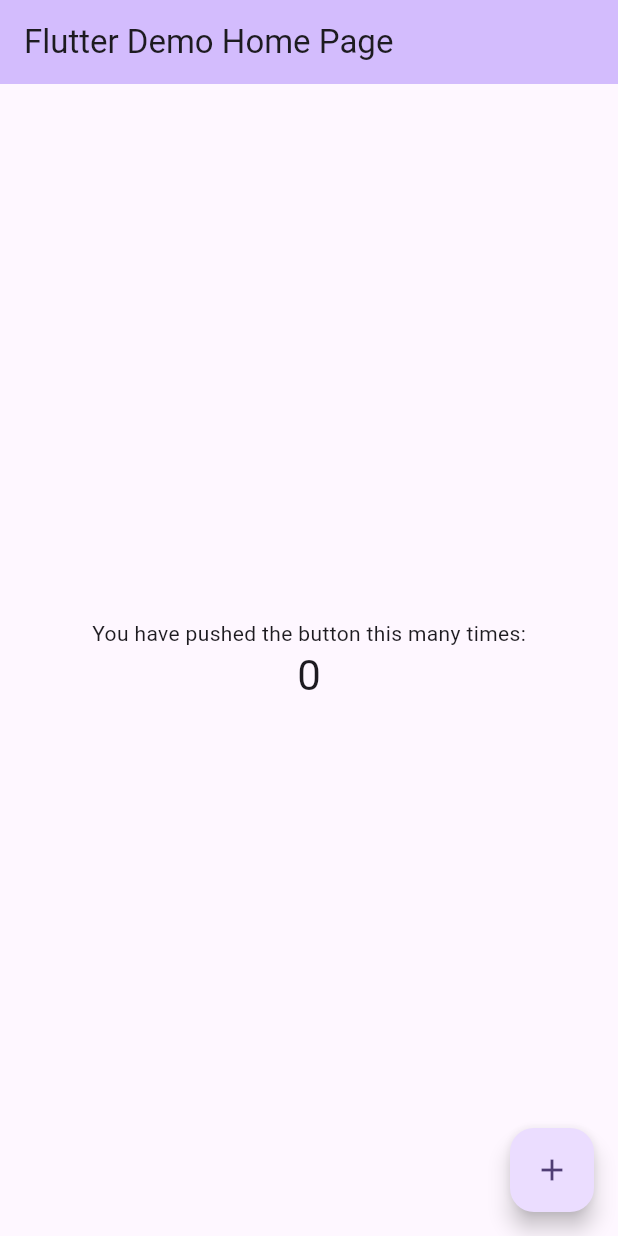
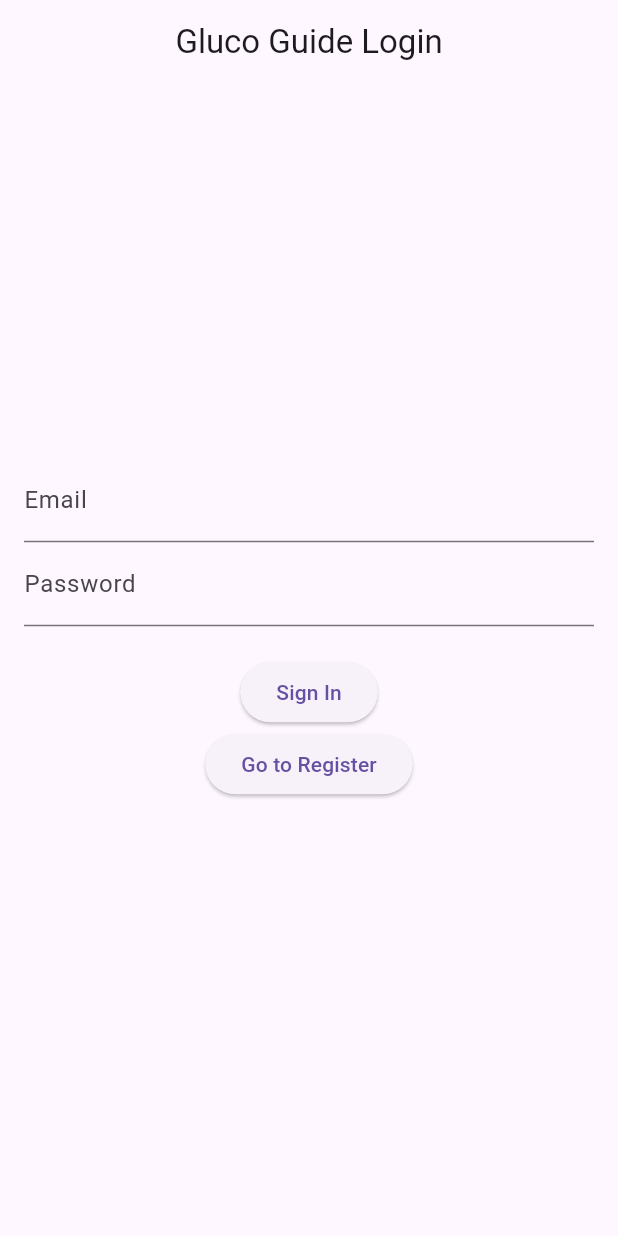
Before and after one commit to UNO-CSCI4830/GlucoGuide, a Flutter app: the screen it shows after launch, on a phone screen of 412 x 824 dp. Run offline on Flutter 3.47's test engine with Material 3 defaults, Android fonts, the phone set to English and light mode, and no system bars; our stand-ins replace firebase_auth, firebase_core; accounts and stored records are empty.

Commit message:
login, nav, and basic pages set up

```diff
--- a/glucoguide/lib/main.dart
+++ b/glucoguide/lib/main.dart
@@ -1,125 +1,28 @@
+import 'package:firebase_core/firebase_core.dart';
 import 'package:flutter/material.dart';
+import 'package:glucoguide/screens/home/home_page.dart';
+import 'package:glucoguide/screens/login/login_page.dart';
+import 'package:glucoguide/screens/signup/register__page.dart';
 
-void main() {
+void main() async {
+  WidgetsFlutterBinding.ensureInitialized();
+  await Firebase.initializeApp(); // Initialize Firebase
   runApp(const MyApp());
 }
 
 class MyApp extends StatelessWidget {
   const MyApp({super.key});
 
-  // This widget is the root of your application.
   @override
   Widget build(BuildContext context) {
     return MaterialApp(
-      title: 'Flutter Demo',
-      theme: ThemeData(
-        // This is the theme of your application.
-        //
-        // TRY THIS: Try running your application with "flutter run". You'll see
-        // the application has a purple toolbar. Then, without quitting the app,
-        // try changing the seedColor in the colorScheme below to Colors.green
-        // and then invoke "hot reload" (save your changes or press the "hot
-        // reload" button in a Flutter-supported IDE, or press "r" if you used
-        // the command line to start the app).
-        //
-        // Notice that the counter didn't reset back to zero; the application
-        // state is not lost during the reload. To reset the state, use hot
-        // restart instead.
-        //
-        // This works for code too, not just values: Most code changes can be
-        // tested with just a hot reload.
-        colorScheme: ColorScheme.fromSeed(seedColor: Colors.deepPurple),
-        useMaterial3: true,
-      ),
-      home: const MyHomePage(title: 'Flutter Demo Home Page'),
+      title: "GlucoGuide",
+      initialRoute: "/login",
+      routes: {
+        '/login': (context) => const LoginPage(),
+        '/register': (context) => const RegisterPage(),
+        '/home': (context) => const HomePage()
+      },
     );
   }
 }
-
-class MyHomePage extends StatefulWidget {
-  const MyHomePage({super.key, required this.title});
-
-  // This widget is the home page of your application. It is stateful, meaning
-  // that it has a State object (defined below) that contains fields that affect
-  // how it looks.
-
-  // This class is the configuration for the state. It holds the values (in this
-  // case the title) provided by the parent (in this case the App widget) and
-  // used by the build method of the State. Fields in a Widget subclass are
-  // always marked "final".
-
-  final String title;
-
-  @override
-  State<MyHomePage> createState() => _MyHomePageState();
-}
-
-class _MyHomePageState extends State<MyHomePage> {
-  int _counter = 0;
-
-  void _incrementCounter() {
-    setState(() {
-      // This call to setState tells the Flutter framework that something has
-      // changed in this State, which causes it to rerun the build method below
-      // so that the display can reflect the updated values. If we changed
-      // _counter without calling setState(), then the build method would not be
-      // called again, and so nothing would appear to happen.
-      _counter++;
-    });
-  }
-
-  @override
-  Widget build(BuildContext context) {
-    // This method is rerun every time setState is called, for instance as done
-    // by the _incrementCounter method above.
-    //
-    // The Flutter framework has been optimized to make rerunning build methods
-    // fast, so that you can just rebuild anything that needs updating rather
-    // than having to individually change instances of widgets.
-    return Scaffold(
-      appBar: AppBar(
-        // TRY THIS: Try changing the color here to a specific color (to
-        // Colors.amber, perhaps?) and trigger a hot reload to see the AppBar
-        // change color while the other colors stay the same.
-        backgroundColor: Theme.of(context).colorScheme.inversePrimary,
-        // Here we take the value from the MyHomePage object that was created by
-        // the App.build method, and use it to set our appbar title.
-        title: Text(widget.title),
-      ),
-      body: Center(
-        // Center is a layout widget. It takes a single child and positions it
-        // in the middle of the parent.
-        child: Column(
-          // Column is also a layout widget. It takes a list of children and
-          // arranges them vertically. By default, it sizes itself to fit its
-          // children horizontally, and tries to be as tall as its parent.
-          //
-          // Column has various properties to control how it sizes itself and
-          // how it positions its children. Here we use mainAxisAlignment to
-          // center the children vertically; the main axis here is the vertical
-          // axis because Columns are vertical (the cross axis would be
-          // horizontal).
-          //
-          // TRY THIS: Invoke "debug painting" (choose the "Toggle Debug Paint"
-          // action in the IDE, or press "p" in the console), to see the
-          // wireframe for each widget.
-          mainAxisAlignment: MainAxisAlignment.center,
-          children: <Widget>[
-            const Text(
-              'You have pushed the button this many times:',
-            ),
-            Text(
-              '$_counter',
-              style: Theme.of(context).textTheme.headlineMedium,
-            ),
-          ],
-        ),
-      ),
-      floatingActionButton: FloatingActionButton(
-        onPressed: _incrementCounter,
-        tooltip: 'Increment',
-        child: const Icon(Icons.add),
-      ), // This trailing comma makes auto-formatting nicer for build methods.
-    );
-  }
-}
--- /dev/null
+++ b/glucoguide/lib/screens/login/login_page.dart
@@ -0,0 +1,75 @@
+import 'package:firebase_auth/firebase_auth.dart';
+import 'package:flutter/material.dart';
+import 'package:glucoguide/main_wrapper.dart';
+
+class LoginPage extends StatefulWidget {
+  const LoginPage({super.key});
+
+  @override
+  _LoginPageState createState() => _LoginPageState();
+}
+
+class _LoginPageState extends State<LoginPage> {
+  final _emailController = TextEditingController();
+  final _passwordController = TextEditingController();
+  final FirebaseAuth _auth = FirebaseAuth.instance;
+
+  String _status = '';
+
+  @override
+  Widget build(BuildContext context) {
+    return Scaffold(
+      appBar: AppBar(title: Center(child: const Text('Gluco Guide Login'))),
+      body: Padding(
+        padding: const EdgeInsets.all(16.0),
+        child: Column(
+          mainAxisAlignment: MainAxisAlignment.center,
+          children: [
+            TextField(
+              controller: _emailController,
+              decoration: const InputDecoration(labelText: 'Email'),
+            ),
+            TextField(
+              controller: _passwordController,
+              decoration: const InputDecoration(labelText: 'Password'),
+              obscureText: true,
+            ),
+            const SizedBox(height: 20),
+            ElevatedButton(
+              onPressed: _signInUser,
+              child: const Text('Sign In'),
+            ),
+            ElevatedButton(
+              onPressed: () {
+                Navigator.pushNamed(context, '/register');
+              },
+              child: const Text('Go to Register'),
+            ),
+            const SizedBox(height: 20),
+            Text(_status), // Display authentication status
+          ],
+        ),
+      ),
+    );
+  }
+
+  Future<void> _signInUser() async {
+    try {
+      final userCredential = await _auth.signInWithEmailAndPassword(
+        email: _emailController.text.trim(),
+        password: _passwordController.text.trim(),
+      );
+      setState(() {
+        _status = 'Signed in as: ${userCredential.user?.email}';
+      });
+      Navigator.push(
+        context,
+        MaterialPageRoute(builder: (context) => const MainWrapper()),
+      );
+    } catch (e) {
+      setState(() {
+        _status = 'Sign-In Error: $e';
+      });
+    }
+  }
+}
```
Also changed, not shown: glucoguide/lib/components/bottom_navbar.dart (added, +42 -0 lines), glucoguide/lib/main_wrapper.dart (added, +41 -0 lines), glucoguide/lib/screens/app_settings/app_settings.dart (added, +17 -0 lines), glucoguide/lib/screens/food_tracker/food_tracker.dart (added, +15 -0 lines), glucoguide/lib/screens/home/home_page.dart (added, +15 -0 lines), glucoguide/lib/screens/profile/profile.dart (added, +15 -0 lines), glucoguide/lib/screens/signup/register__page.dart (added, +15 -0 lines), glucoguide/pubspec.yaml (+3 -6 lines), glucoguide/pubspec.lock, 7 other files.
